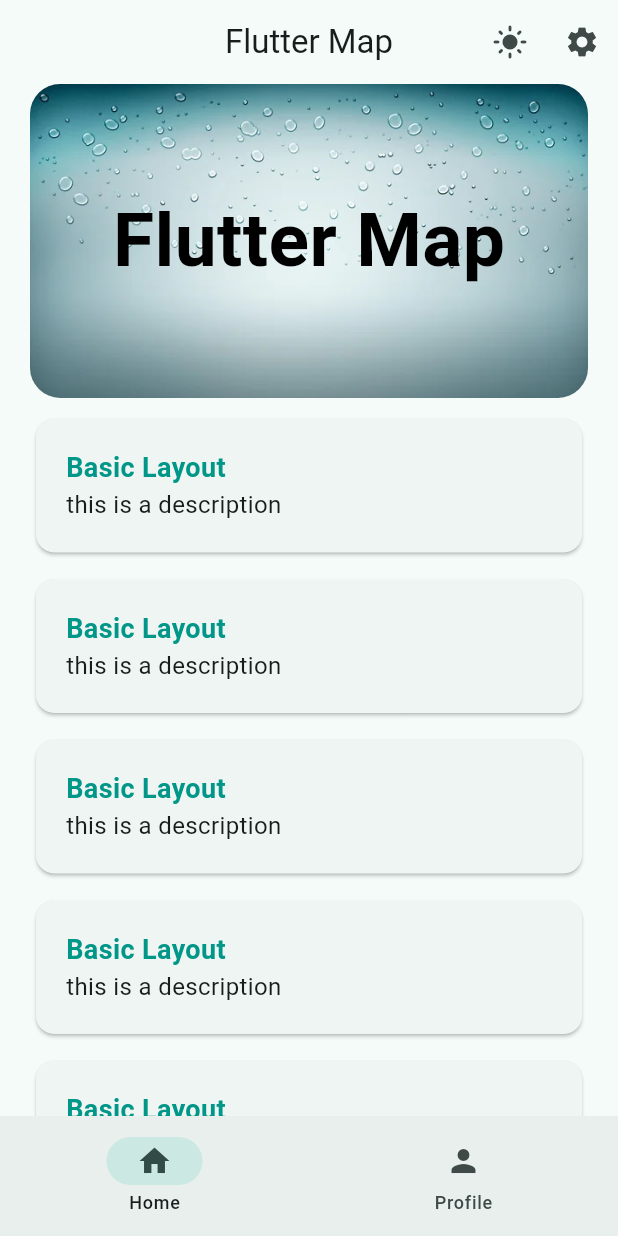
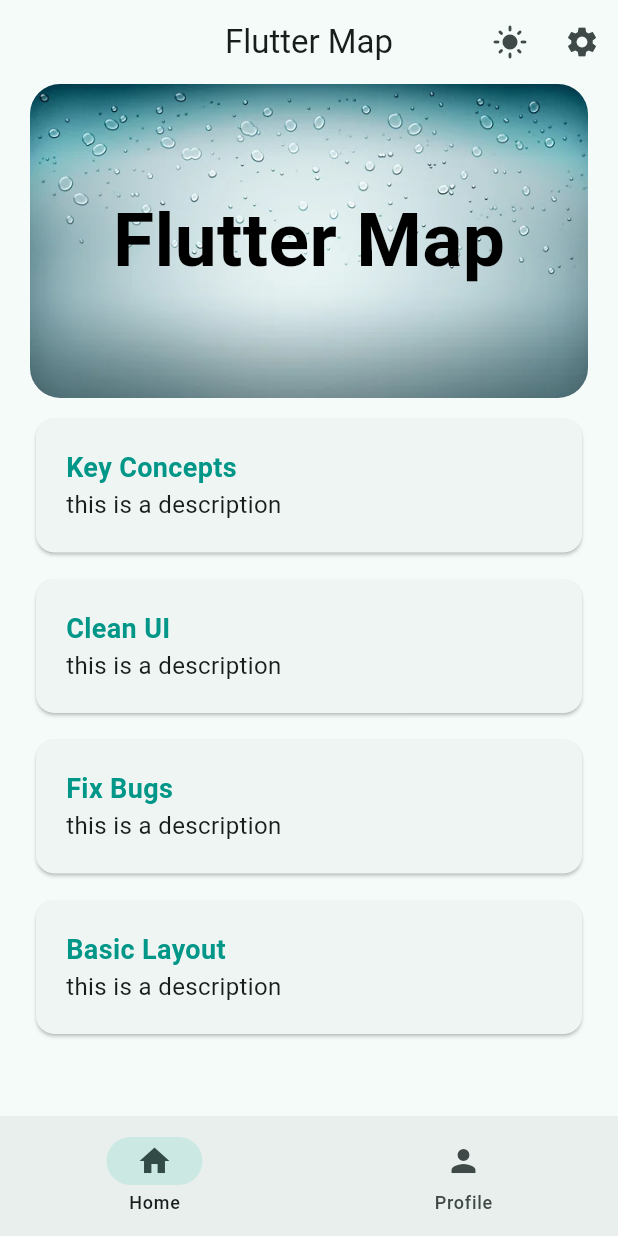
Before and after one commit to SameerAkita/flutter_app, a Flutter app: the WidgetTree screen opened directly, on a phone screen of 412 x 824 dp. Run offline on Flutter 3.47's test engine with Material 3 defaults, Android fonts, the phone set to English and light mode, and no system bars; our stand-ins replace lottie, shared_preferences; missing offline and left inert: dart:ffi; accounts and stored records are empty.

Commit message:
list.generate, list items in constants

```diff
--- a/lib/data/constants.dart
+++ b/lib/data/constants.dart
@@ -12,3 +12,10 @@ class KTextStyle {
   );
   static const TextStyle descriptionText = TextStyle(fontSize: 16.0);
 }
+
+class KValue {
+  static const String basicLayout = 'Basic Layout';
+  static const String cleanUi = 'Clean UI';
+  static const String fixBugs = 'Fix Bugs';
+  static const String keyConcepts = 'Key Concepts';
+}
--- a/lib/views/pages/home_page.dart
+++ b/lib/views/pages/home_page.dart
@@ -1,4 +1,5 @@
 import 'package:flutter/material.dart';
+import 'package:flutter_app/data/constants.dart';
 import 'package:flutter_app/widgets/container_widget.dart';
 import 'package:flutter_app/widgets/hero_widget.dart';
 
@@ -7,32 +8,25 @@ class HomePage extends StatelessWidget {
 
   @override
   Widget build(BuildContext context) {
+    List<String> list = [
+      KValue.keyConcepts,
+      KValue.cleanUi,
+      KValue.fixBugs,
+      KValue.basicLayout,
+    ];
+
     return Padding(
       padding: EdgeInsets.symmetric(horizontal: 20.0),
       child: SingleChildScrollView(
         child: Column(
           children: [
             HeroWidget(title: 'Flutter Map'),
-            ContainerWidget(
-              title: 'Basic Layout',
-              description: 'this is a description',
-            ),
-            ContainerWidget(
-              title: 'Basic Layout',
-              description: 'this is a description',
-            ),
-            ContainerWidget(
-              title: 'Basic Layout',
-              description: 'this is a description',
-            ),
-            ContainerWidget(
-              title: 'Basic Layout',
-              description: 'this is a description',
-            ),
-            ContainerWidget(
-              title: 'Basic Layout',
-              description: 'this is a description',
-            ),
+            ...List.generate(list.length, (index) {
+              return ContainerWidget(
+                title: list[index],
+                description: 'this is a description',
+              );
+            }),
           ],
         ),
       ),
```
